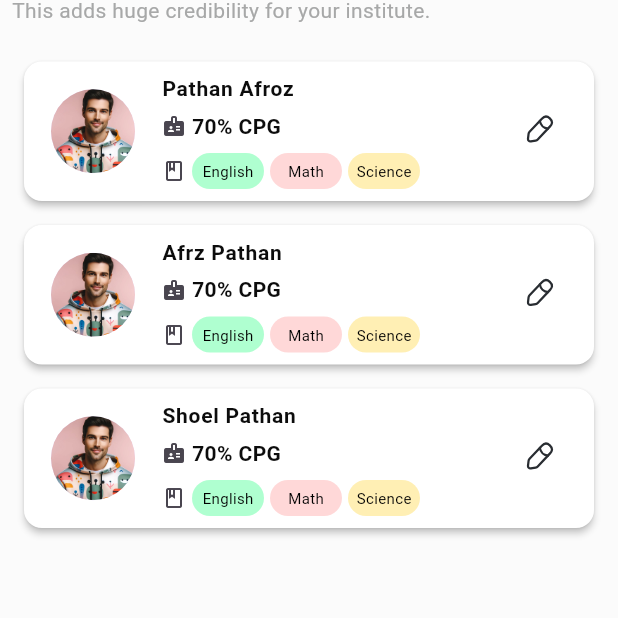
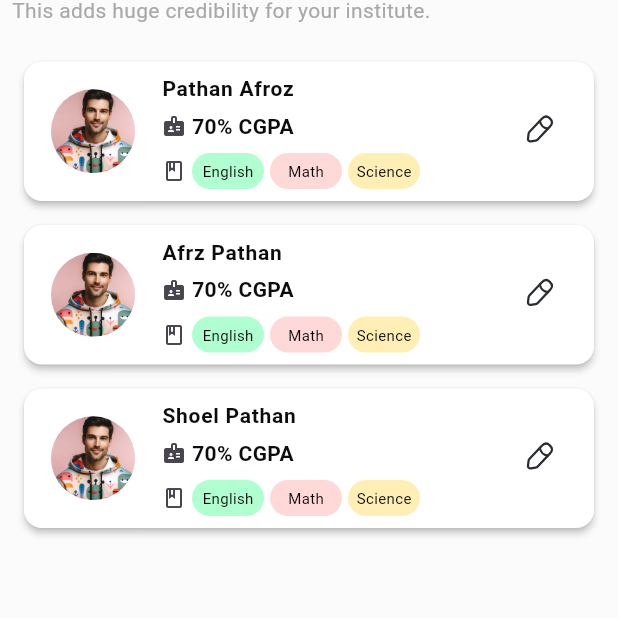
Before and after one commit to Mrkhan012/lead_managemant, a Flutter app: the ToppersScreen screen opened directly, on a phone screen of 412 x 824 dp, the part 186-804 px from its top. Run offline on Flutter 3.47's test engine with Material 3 defaults, Android fonts, the phone set to English and light mode, and no system bars; our stand-ins replace flutter_svg; Roboto replaces fonts that are missing (Avenir, Avenir LT Pro).

Commit message:
intial update

```diff
--- a/lib/utils/text.dart
+++ b/lib/utils/text.dart
@@ -3,53 +3,38 @@
 class AccountScreenText {
   static const String accountTitle = "Account ";
   static const String accountNumber = "(#TGH0001)";
-
   static const String instituteName = 'Institute name';
   static const String joinedDate = 'Joined Jan 2023';
-
   static const String walletTitle = 'Wallet';
   static const String walletSubtitle = '8,000 Balance';
-
   static const String manageCoursesTitle = 'Manage Courses';
   static const String manageCoursesSubtitle = 'Add, Edit & View Courses';
-
   static const String categoryServicesTitle = 'Category & Services';
   static const String categoryServicesSubtitle = 'Address, Category & more...';
-
   static const String enrolledStudentsTitle = 'Enrolled Students';
   static const String enrolledStudentsSubtitle =
       'Enrolled students in your institute';
-
   static const String topperStudentTitle = 'Topper Student';
   static const String topperStudentSubtitle =
       'Add top students in your institute';
-
   static const String facultyTitle = 'Faculty';
   static const String facultySubtitle = 'Add faculty in your institute';
-
   static const String referEarnTitle = 'Refer & Earn';
   static const String referEarnSubtitle =
       'Name, E-Mail, phone number & address';
-
   static const String rateUsTitle = 'Rate Us';
   static const String rateUsSubtitle = 'How did you like using the app';
-
   static const String aboutOstelloAITitle = 'About Ostello AI';
   static const String aboutOstelloAISubtitle = 'T&C, Privacy policy etc.';
-
   static const String helpSupportTitle = 'Help & Support';
   static const String helpSupportSubtitle = 'Make grievance regarding an issue';
-
   static const String manageAccountTitle = 'Manage Account';
   static const String manageAccountSubtitle = 'Add email & Logout';
-
   static const String followUsSocialMedia =
       "Follow us on social media to win\n exciting rewards & giveaways";
-
   static const String referrEarnTitle = 'Refer & Earn';
   static const String referrEarnSubtitle =
       'Invite your friends to join us and earn up to ₹1000 every day, i.e., 1000 coins/day. Share your unique referral link and once they sign up and enroll in a course, you\'ll get rewarded instantly!';
-
   static const String startReferringToday = '*Start Referring Today!*';
   static const String limitedTimeOffer =
       '*Limited Time Offer – Don’t Miss Out!*';
@@ -72,4 +57,7 @@ class AccountScreenText {
   static const String kAccountTitle = 'Email Address';
   static const String kAccountsubtitle = 'Add email address for communication';
   static const String kAccountLogout = 'Logout';
+  static const String kTopperTitle = 'Institute Toppers';
+  static const String kTopperSubtitle =
+      'Add list of toppers from your coaching centre ifany\nThis adds huge credibility for your institute.';
 }
--- a/lib/view/home/widget/toppers_screen.dart
+++ b/lib/view/home/widget/toppers_screen.dart
@@ -1,6 +1,7 @@
 import 'package:flutter/cupertino.dart';
 import 'package:flutter/material.dart';
 import 'package:flutter_svg/svg.dart';
+import 'package:lead_management/utils/text.dart';
 import 'package:lead_management/utils/theme.dart';
 import 'package:lead_management/view/home/widget/topper_profile_edit.dart';
 
@@ -26,40 +27,32 @@ class ToppersScreen extends StatelessWidget {
           crossAxisAlignment: CrossAxisAlignment.start,
           children: [
             Text(
-              'Institute Toppers',
+              AccountScreenText.kTopperTitle,
               style: theme.textTheme.labelMedium!
                   .copyWith(fontSize: 20, fontWeight: FontWeight.w700),
             ),
             const SizedBox(height: 8),
             Text(
-              'Add list of toppers from your coaching centre ifany\nThis adds huge credibility for your institute.',
+              AccountScreenText.kTopperSubtitle,
               style: theme.textTheme.bodySmall!,
             ),
             const SizedBox(height: 16),
-            SizedBox(
-              height: MediaQuery.of(context).size.height * 0.6,
-              child: ListView(
-                children: [
-                  _buildListItem(
+            ListView.builder(
+              shrinkWrap: true,
+              itemCount: 3,
+              itemBuilder: (context, index) {
+                final titles = [
+                  'Pathan Afroz',
+                  'Afrz Pathan',
+                  'Shoel Pathan',
+                ];
+                return _buildListItem(
                   context,
-                    'Pathan Afroz',
-                    '70%cgpa',
+                  titles[index],
+                  '70% CGPA',
                   'assets/images/pro.jpg',
-                  ),
-                  _buildListItem(
-                    context,
-                    'Afrz Pathan ',
-                    '70%cgpa',
-                    'assets/images/pro.jpg',
-                  ),
-                  _buildListItem(
-                    context,
-                    'Shoel Pathan',
-                    '70%cgpa',
-                    'assets/images/pro.jpg',
-                  ),
-                ],
-              ),
+                );
+              },
             ),
             const Spacer(),
             Center(
@@ -130,7 +123,7 @@ class ToppersScreen extends StatelessWidget {
                   const SizedBox(
                     width: 4,
                   ),
-                    Text("70% CPG", style: theme.textTheme.labelMedium!),
+                  Text("70% CGPA", style: theme.textTheme.labelMedium!),
                 ],
               ),
               const SizedBox(
@@ -172,8 +165,10 @@ class ToppersScreen extends StatelessWidget {
               ),
             );
           },
-              child: SvgPicture.asset("assets/icon/edit-2.svg")),
-        ));
+          child: SvgPicture.asset("assets/icon/edit-2.svg"),
+        ),
+      ),
+    );
   }
 
   Widget _buildSubtitleContainer(String label, Color color) {
```
Also changed, not shown: lib/view/home/widget/top_faculty.dart (+20 -27 lines). Lines whose indentation alone changed are shown as unchanged.
